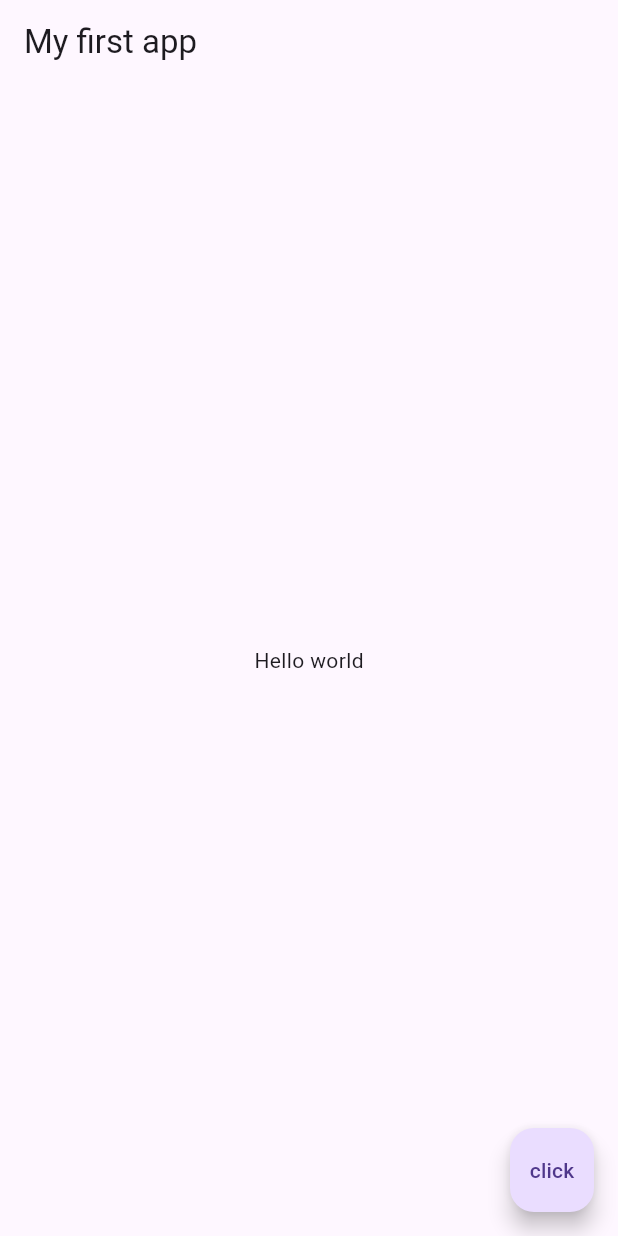
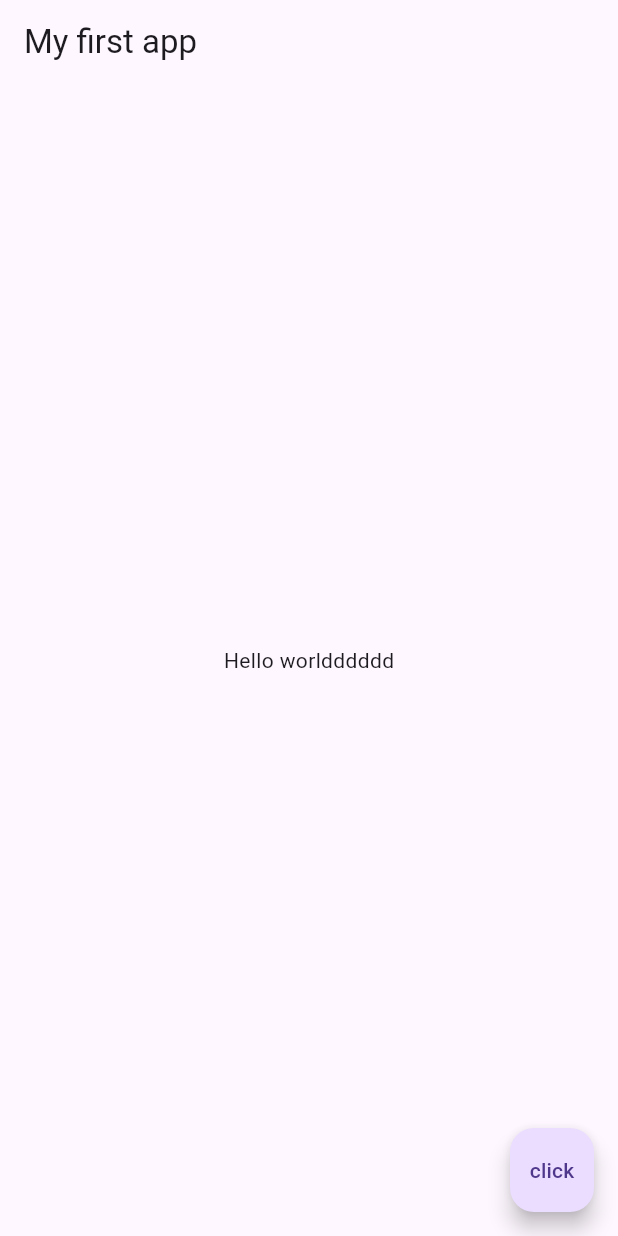
Before and after one commit to Chanon-ai/week4, a Flutter app: the screen it shows after launch, on a phone screen of 412 x 824 dp. Run offline on Flutter 3.47's test engine with Material 3 defaults, Android fonts, the phone set to English and light mode, and no system bars.

Commit message:
basic.dart

```diff
--- a/lib/week4/basic.dart
+++ b/lib/week4/basic.dart
@@ -0,0 +1,26 @@
+import 'package:flutter/material.dart';
+
+class Basic extends StatelessWidget {
+  const Basic({super.key});
+
+  @override
+  Widget build(BuildContext context) {
+    return MaterialApp(
+      home: Scaffold(
+        appBar: AppBar(
+          title: const Text("My first app"),
+        ),
+        body: const Center(
+          child: Text("Hello worldddddd"),
+        ),
+        floatingActionButton: FloatingActionButton(
+          onPressed: () {
+
+            print("Button clicked");
+          },
+          child: const Text("click"),
+        ),
+      ),
+    );
+  }
+}
```
Also changed, not shown: lib/main.dart (+6 -21 lines).
